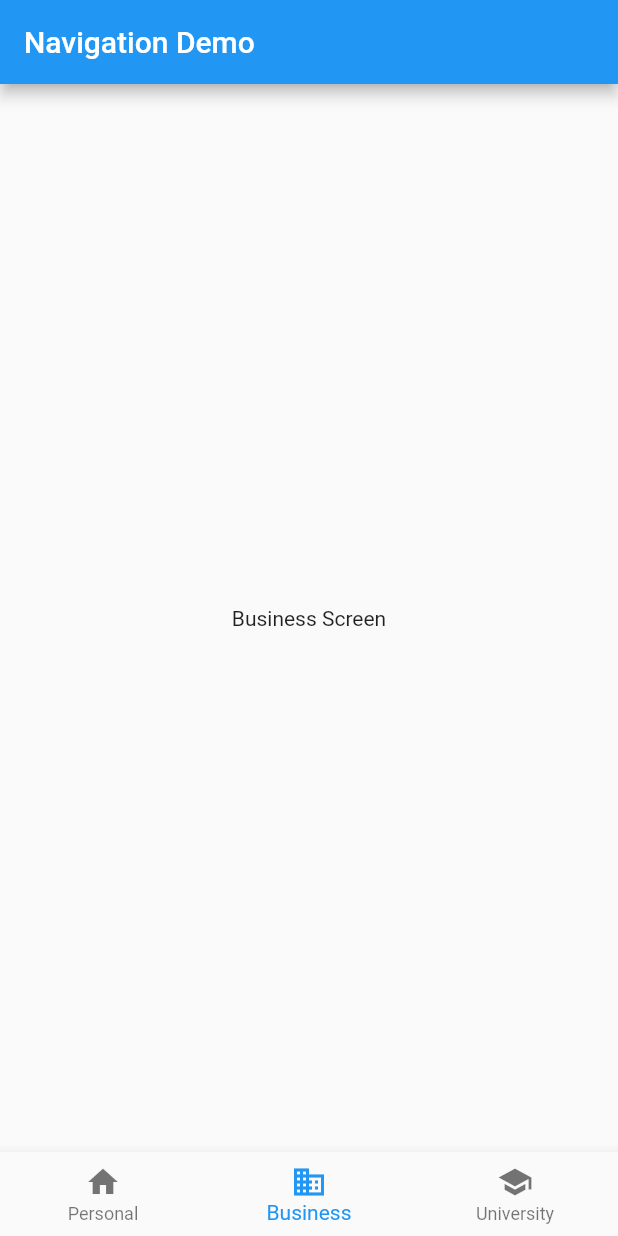
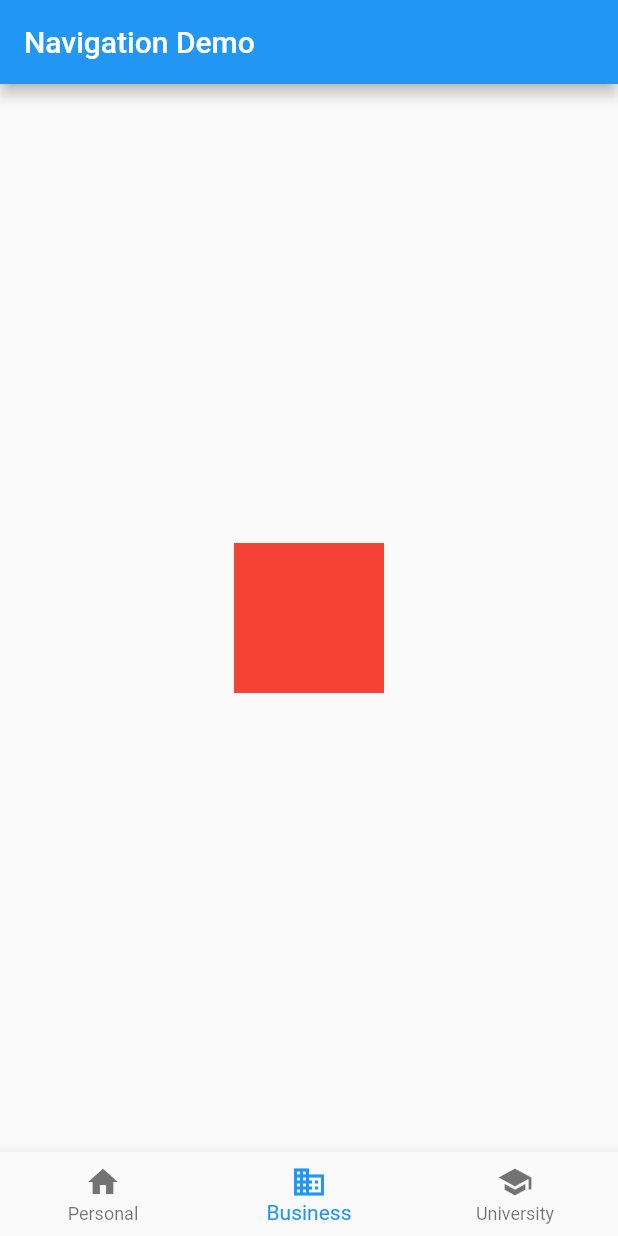
Before and after one commit to fidabaloch/flutterBottomNavigationBar, a Flutter app: the screen it shows after launch, item 2 of the bottom bar chosen, on a phone screen of 412 x 824 dp. Run offline on Flutter 3.47's test engine with Material 2 defaults, Android fonts, the phone set to English and light mode, and no system bars; our stand-ins replace dropdown_search.

```diff
--- a/lib/businessScreen/businessScreen.dart
+++ b/lib/businessScreen/businessScreen.dart
@@ -4,7 +4,21 @@ class BusinessScreen extends StatelessWidget {
   @override
   Widget build(BuildContext context) {
     return Center(
-      child: Text('Business Screen'),
-    );
+        child: GestureDetector(
+      onTap: () {
+        print('Single Tap');
+      },
+      onDoubleTap: () {
+        print('Double Tap');
+      },
+      onLongPress: () {
+        print('Long Press');
+      },
+      child: Container(
+        height: 100,
+        width: 100,
+        color: Colors.red,
+      ),
+    ));
   }
 }
```
